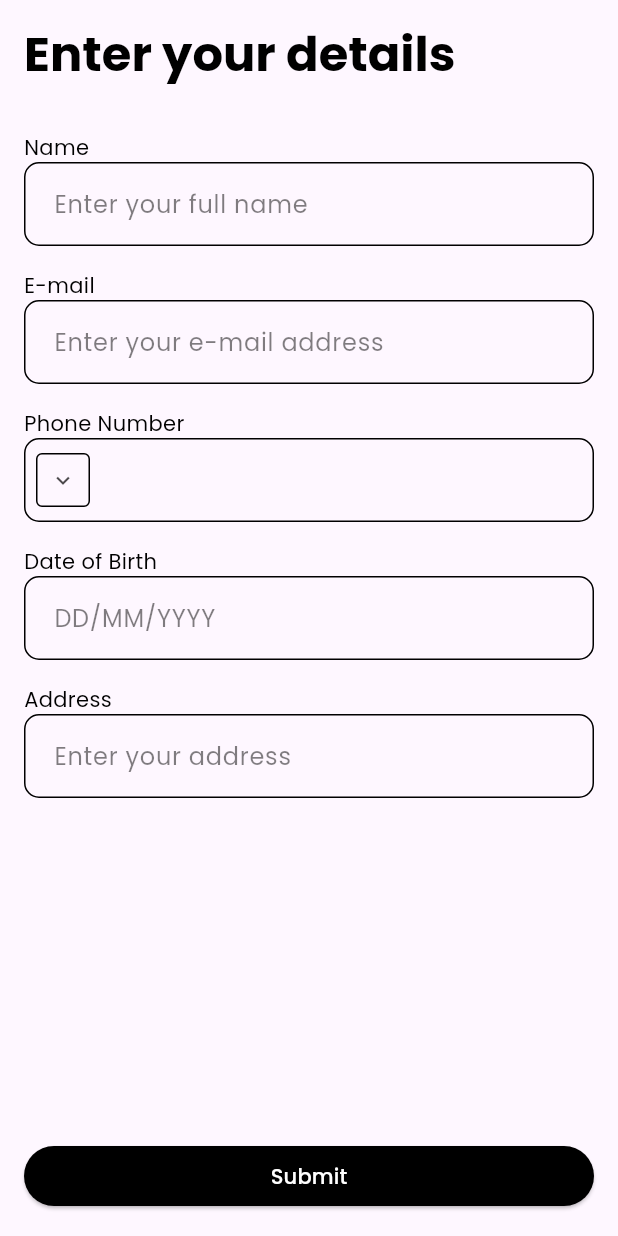
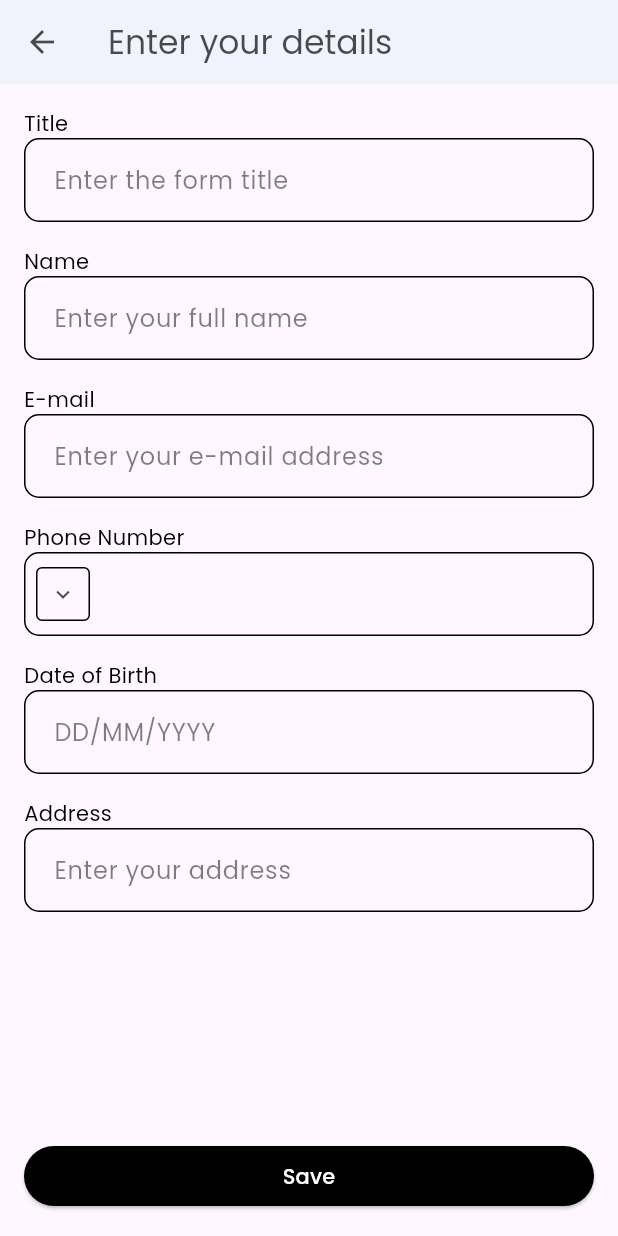
Before and after one commit to logickoder/simple_flutter_form, a Flutter app: the FormScreen screen opened by its route, on a phone screen of 412 x 824 dp. Run offline on Flutter 3.47's test engine with Material 3 defaults, Android fonts, the phone set to English and light mode, and no system bars; our stand-ins replace firebase_auth, firebase_core, flutter_svg, google_fonts, google_sign_in and 1 more; missing offline and left inert: dart:ffi, flutter_facebook_auth; accounts and stored records are empty; network calls fail.

Commit message:
feat(form-list): added screen

```diff
--- /dev/null
+++ b/lib/app/data/local/database.dart
@@ -0,0 +1,40 @@
+import 'package:sqflite/sqflite.dart';
+import 'package:path/path.dart';
+
+import '../../domain/service/form_service.dart';
+
+class AppDatabase {
+  static final AppDatabase _singleton = AppDatabase._internal();
+  static const name = 'forms.db';
+
+  Database? _database;
+
+  factory AppDatabase() {
+    return _singleton;
+  }
+
+  AppDatabase._internal();
+
+  Future<void> _ensureInitialized() async {
+    if (_database != null) {
+      return;
+    }
+
+    // open the database
+    final path = join(await getDatabasesPath(), name);
+    _database = await openDatabase(
+      path,
+      version: 1,
+      onCreate: (db, _) async {
+        await db.execute(FormService.createTable);
+      },
+    );
+  }
+
+  Future<Database> get value async {
+    if (_database == null) {
+      await _ensureInitialized();
+    }
+    return _database!;
+  }
+}
--- /dev/null
+++ b/lib/app/data/model/form.dart
@@ -0,0 +1,47 @@
+class Form {
+  final int? id;
+  final String title;
+  final String name;
+  final String email;
+  final String phoneNumber;
+  final DateTime dateOfBirth;
+  final String address;
+  final DateTime? createdAt;
+
+  const Form({
+    this.id,
+    required this.title,
+    required this.name,
+    required this.email,
+    required this.phoneNumber,
+    required this.dateOfBirth,
+    required this.address,
+    this.createdAt,
+  });
+
+  factory Form.fromJson(Map<String, dynamic> json) {
+    return Form(
+      id: json['id'] as int?,
+      title: json['title'] as String,
+      name: json['name'] as String,
+      email: json['email'] as String,
+      phoneNumber: json['phone_number'] as String,
+      dateOfBirth: DateTime.parse(json['date_of_birth'] as String),
+      address: json['address'] as String,
+      createdAt: DateTime.tryParse(json['created_at'] as String),
+    );
+  }
+
+  Map<String, dynamic> toJson() {
+    return {
+      'id': id,
+      'title': title,
+      'name': name,
+      'email': email,
+      'phone_number': phoneNumber,
+      'date_of_birth': dateOfBirth.toIso8601String(),
+      'address': address,
+      'created_at': (createdAt ?? DateTime.now()).toIso8601String(),
+    };
+  }
+}
--- /dev/null
+++ b/lib/app/domain/service/form_service.dart
@@ -0,0 +1,45 @@
+import 'package:sqflite/sqflite.dart';
+
+import '../../data/local/database.dart';
+import '../../data/model/form.dart';
+
+class FormService {
+  static Future<void> save(Form form) async {
+    final db = await AppDatabase().value;
+    if (form.id == null) {
+      await db.insert(tableName, form.toJson());
+    } else {
+      await db.update(
+        tableName,
+        form.toJson(),
+        conflictAlgorithm: ConflictAlgorithm.replace,
+        where: 'id = ?',
+        whereArgs: [form.id],
+      );
+    }
+  }
+
+  static Future<List<Form>> getAll() async {
+    final db = await AppDatabase().value;
+    final rows = await db.query(tableName);
+
+    return List.generate(rows.length, (i) {
+      return Form.fromJson(rows[i]);
+    });
+  }
+
+  static const tableName = 'form';
+
+  static const createTable = '''
+    CREATE TABLE IF NOT EXISTS $tableName (
+      id INTEGER NOT NULL PRIMARY KEY AUTOINCREMENT,
+      title TEXT NOT NULL,
+      name VARCHAR(200) NOT NULL,
+      email TEXT,
+      phone_number VARCHAR(20) NOT NULL,
+      date_of_birth DATE NOT NULL,
+      address TEXT NOT NULL,
+      created_at DATETIME DEFAULT CURRENT_TIMESTAMP
+    )
+  ''';
+}
--- a/lib/app/route.dart
+++ b/lib/app/route.dart
@@ -2,13 +2,16 @@ import 'package:flutter/widgets.dart';
 
 import '../auth/auth_screen.dart';
 import '../form/form_screen.dart';
+import '../form_list/form_list_screen.dart';
 
 class AppRoute {
   static const auth = '/';
-  static const form = '/form';
+  static const forms = '/forms';
+  static const form = '/forms/edit';
 
-  static Map<String, WidgetBuilder> routes = {
-    auth: (_) => const AuthScreen(),
-    form: (_) => const FormScreen(),
-  };
+  static Map<String, WidgetBuilder> get routes => {
+        auth: (_) => const AuthScreen(),
+        form: (_) => const FormScreen(),
+        forms: (_) => const FormListScreen(),
+      };
 }
--- a/lib/auth/auth_screen.dart
+++ b/lib/auth/auth_screen.dart
@@ -89,7 +89,7 @@ class AuthScreen extends StatelessWidget {
       _AuthType.facebook => AuthService.signInWithFacebook(),
     };
     action.then((_) {
-      Navigator.pushNamed(context, AppRoute.form);
+      Navigator.pushReplacementNamed(context, AppRoute.forms);
     }).catchError((error) {
       String message;
       try {
--- a/lib/form/form_screen.dart
+++ b/lib/form/form_screen.dart
@@ -1,7 +1,8 @@
 import 'package:flutter/material.dart';
-import 'package:flutter/services.dart';
 
-import '../app/theme.dart';
+import '../app/data/model/form.dart' as model;
+
+import '../app/domain/service/form_service.dart';
 import 'date_of_birth_field.dart';
 import 'form_label.dart';
 import 'phone_number_field.dart';
@@ -16,6 +17,7 @@ class FormScreen extends StatefulWidget {
 class _FormScreenState extends State<FormScreen> {
   final _form = GlobalKey<FormState>();
 
+  final _title = TextEditingController();
   final _name = TextEditingController();
   final _email = TextEditingController();
   final _phoneNumber = TextEditingController();
@@ -23,12 +25,21 @@ class _FormScreenState extends State<FormScreen> {
   final _address = TextEditingController();
 
   @override
+  void initState() {
+    Future.delayed(Duration.zero, _loadForm);
+    super.initState();
+  }
+
+  @override
   Widget build(BuildContext context) {
-    final textTheme = Theme.of(context).textTheme;
-    final color = AppColor.of(context);
     const spacing = SizedBox(height: 16);
 
     return Scaffold(
+      appBar: AppBar(
+        title: Text(
+          form == null ? 'Enter your details' : 'Update your details',
+        ),
+      ),
       body: Padding(
         padding: const EdgeInsets.all(16),
         child: Form(
@@ -36,14 +47,15 @@ class _FormScreenState extends State<FormScreen> {
           child: Column(
             crossAxisAlignment: CrossAxisAlignment.start,
             children: [
-              Text(
-                'Enter your details',
-                style: textTheme.headlineLarge?.copyWith(
-                  fontWeight: FontWeight.w700,
-                  color: color.title,
+              const FormLabel('Title'),
+              TextFormField(
+                controller: _title,
+                decoration: const InputDecoration(
+                  hintText: 'Enter the form title',
                 ),
+                validator: _titleValidator,
               ),
-              const SizedBox(height: 32),
+              spacing,
               const FormLabel('Name'),
               TextFormField(
                 controller: _name,
@@ -85,7 +97,7 @@ class _FormScreenState extends State<FormScreen> {
                 width: double.infinity,
                 child: ElevatedButton(
                   onPressed: _submitForm,
-                  child: const Text('Submit'),
+                  child: Text(form == null ? 'Save' : 'Update'),
                 ),
               ),
             ],
@@ -93,6 +105,37 @@ class _FormScreenState extends State<FormScreen> {
         ),
       ),
     );
+  }
+
+  model.Form? get form {
+    return ModalRoute.of(context)?.settings.arguments as model.Form?;
+  }
+
+  void _loadForm() async {
+    final form = this.form;
+    if (form == null) {
+      return;
+    }
+
+    _title.text = form.title;
+    _name.text = form.name;
+    _email.text = form.email;
+    _phoneNumber.text = form.phoneNumber;
+    _dateOfBirth.text = () {
+      final day = form.dateOfBirth.day.toString().padLeft(2, '0');
+      final month = form.dateOfBirth.month.toString().padLeft(2, '0');
+      final year = form.dateOfBirth.year;
+      return '$day/$month/$year';
+    }();
+    _address.text = form.address;
+  }
+
+  String? _titleValidator(String? value) {
+    if (value == null || value.isEmpty) {
+      return 'Please enter the form title';
+    }
+
+    return null;
   }
 
   String? _nameValidator(String? value) {
@@ -128,11 +171,31 @@ class _FormScreenState extends State<FormScreen> {
       return;
     }
 
-    ScaffoldMessenger.of(context).showSnackBar(
-      const SnackBar(
-        content: Text('Form submitted'),
+    final dateOfBirth = _dateOfBirth.text;
+    final dateSplits = dateOfBirth.split('/');
+
+    final form = model.Form(
+      id: this.form?.id,
+      title: _title.text,
+      name: _name.text,
+      email: _email.text,
+      phoneNumber: _phoneNumber.text,
+      dateOfBirth: DateTime(
+        int.parse(dateSplits[2]),
+        int.parse(dateSplits[1]),
+        int.parse(dateSplits[0]),
       ),
+      address: _address.text,
     );
-    Navigator.pop(context);
+    final message = form.id == null
+        ? 'Form saved successfully'
+        : 'Form updated successfully';
+
+    FormService.save(form).then((value) {
+      ScaffoldMessenger.of(context).showSnackBar(
+        SnackBar(content: Text(message)),
+      );
+      Navigator.pop(context, true);
+    });
   }
 }
--- a/lib/form/phone_number_field.dart
+++ b/lib/form/phone_number_field.dart
@@ -24,6 +24,12 @@ class _PhoneNumberFieldState extends State<PhoneNumberField> {
   final _controller = TextEditingController();
 
   @override
+  void initState() {
+    widget.controller.addListener(_loadPhoneNumber);
+    super.initState();
+  }
+
+  @override
   Widget build(BuildContext context) {
     return TextFormField(
       controller: _controller,
@@ -41,6 +47,7 @@ class _PhoneNumberFieldState extends State<PhoneNumberField> {
         } else if (number.isEmpty) {
           return 'A phone number is required';
         } else {
+          widget.controller.text = '${_country?.dialCode ?? ''} $number';
           return null;
         }
       },
@@ -48,10 +55,6 @@ class _PhoneNumberFieldState extends State<PhoneNumberField> {
         prefixIcon: _dialCodeSelector(),
         counter: const SizedBox.shrink(),
       ),
-      onSaved: (value) {
-        final number = value ?? '';
-        widget.controller.text = '${_country?.dialCode ?? ''} $number';
-      },
     );
   }
 
@@ -114,6 +117,23 @@ class _PhoneNumberFieldState extends State<PhoneNumberField> {
         },
       ],
     );
+  }
+
+  /// Loads the initial non-empty phone number from the controller
+  void _loadPhoneNumber() {
+    final number = widget.controller.text;
+    if (number.isEmpty) {
+      return;
+    }
+
+    final spaceIndex = number.indexOf(' ');
+    final dialCode = number.substring(0, spaceIndex);
+    final phoneNumber = number.substring(spaceIndex + 1);
+
+    _controller.text = phoneNumber;
+    PhoneService.getCountryByDialCode(dialCode).then((value) {
+      setState(() => _country = value);
+    });
   }
 }
 
--- a/lib/main.dart
+++ b/lib/main.dart
@@ -22,7 +22,8 @@ class MyApp extends StatelessWidget {
       title: 'Flutter Form',
       theme: AppTheme.light,
       // darkTheme: AppTheme.dark,
-      initialRoute: AuthService.noUserPresent() ? AppRoute.auth : AppRoute.form,
+      initialRoute:
+          AuthService.noUserPresent() ? AppRoute.auth : AppRoute.forms,
       routes: AppRoute.routes,
       debugShowCheckedModeBanner: false,
     );
--- a/pubspec.yaml
+++ b/pubspec.yaml
@@ -40,6 +40,8 @@ dependencies:
   firebase_auth: ^4.14.1
   google_sign_in: ^6.1.6
   flutter_facebook_auth: ^6.0.3
+  sqflite: ^2.3.0
+  path: ^1.8.3
 
 dev_dependencies:
   flutter_test:
```
Also changed, not shown: lib/app/domain/service/phone_service.dart (+14 -0 lines), lib/form_list/form_list_screen.dart (added, +107 -0 lines), pubspec.lock, 1 other file.
